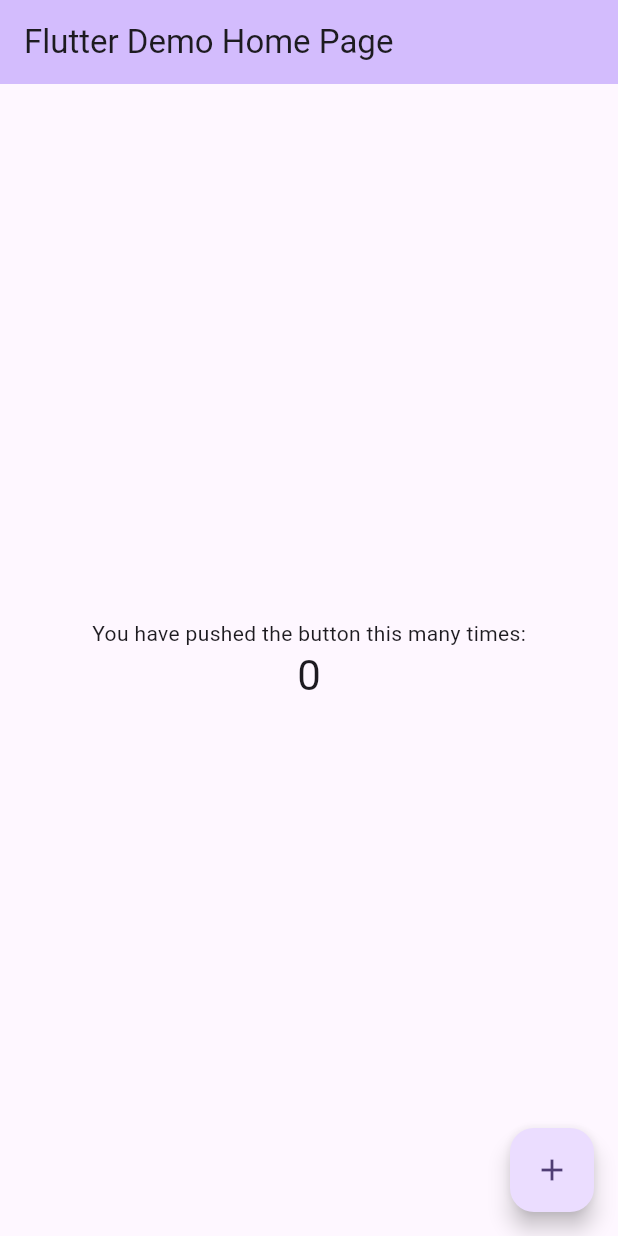
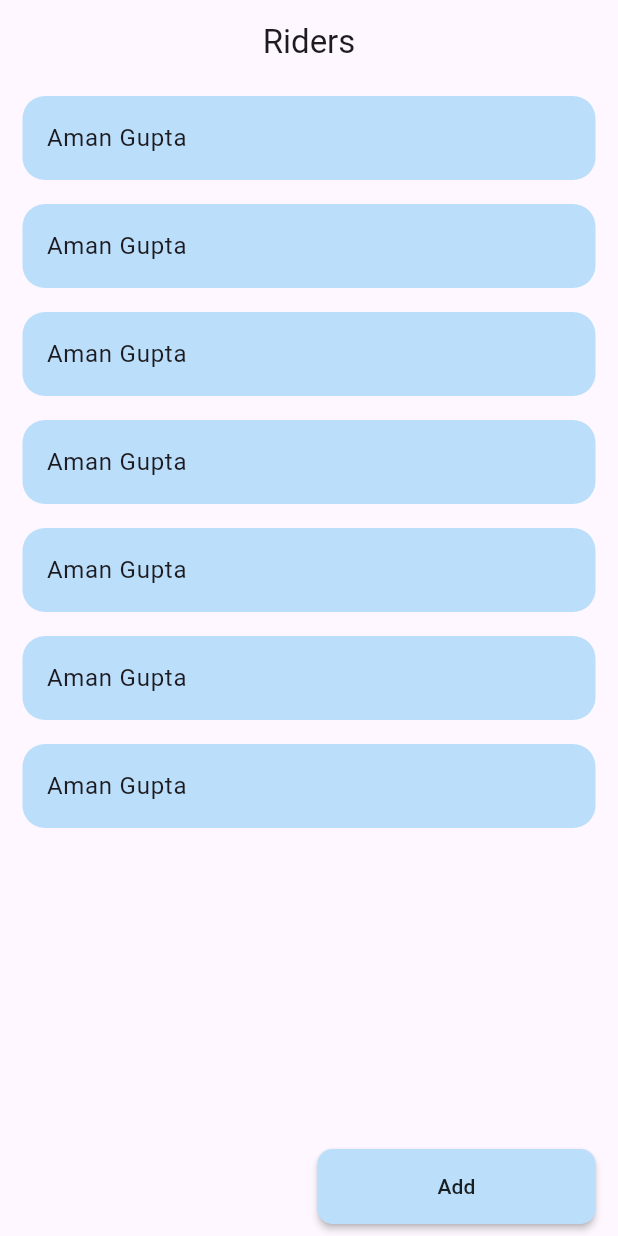
Before and after one commit to purveshxd/grow_simplee, a Flutter app: the screen it shows after launch, on a phone screen of 412 x 824 dp. Run offline on Flutter 3.47's test engine with Material 2 defaults, Android fonts, the phone set to English and light mode, and no system bars; our stand-ins replace carousel_slider, flutter_riverpod.

Commit message:
routing done

```diff
--- /dev/null
+++ b/lib/constants/constants.dart
@@ -0,0 +1,26 @@
+import 'package:flutter/material.dart';
+import 'package:grow_simplee/screens/add_riders.dart';
+import 'package:grow_simplee/screens/rider_profile.dart';
+import 'package:grow_simplee/screens/riders_list.dart';
+import 'package:grow_simplee/screens/upload_documents.dart';
+
+class Constants {
+  List inputNames = [
+    "Name",
+    "Phone Number",
+    "Localities",
+    "Current Address",
+    "Current Pincode",
+    "Band Account Number",
+    "IFSC Number",
+  ];
+
+  Map<String, Widget Function(BuildContext)> routes = {
+    '/': (context) => const RiderLists(),
+    '/addRider': (context) => const AddRiders(),
+    '/uploadDocs': (context) => const UploadDocuments(),
+    '/riderProfile': (context) => const RiderProfile(),
+  };
+
+  // ListroutesStrings = [];
+}
--- a/lib/main.dart
+++ b/lib/main.dart
@@ -1,125 +1,23 @@
 import 'package:flutter/material.dart';
+import 'package:flutter_riverpod/flutter_riverpod.dart';
+import 'package:grow_simplee/constants/constants.dart';
 
 void main() {
-  runApp(const MyApp());
+  runApp(const ProviderScope(child: MyApp()));
 }
 
 class MyApp extends StatelessWidget {
   const MyApp({super.key});
-
-  // This widget is the root of your application.
   @override
   Widget build(BuildContext context) {
     return MaterialApp(
-      title: 'Flutter Demo',
+      initialRoute: '/',
+      routes: Constants().routes,
+      debugShowCheckedModeBanner: false,
       theme: ThemeData(
-        // This is the theme of your application.
-        //
-        // TRY THIS: Try running your application with "flutter run". You'll see
-        // the application has a blue toolbar. Then, without quitting the app,
-        // try changing the seedColor in the colorScheme below to Colors.green
-        // and then invoke "hot reload" (save your changes or press the "hot
-        // reload" button in a Flutter-supported IDE, or press "r" if you used
-        // the command line to start the app).
-        //
-        // Notice that the counter didn't reset back to zero; the application
-        // state is not lost during the reload. To reset the state, use hot
-        // restart instead.
-        //
-        // This works for code too, not just values: Most code changes can be
-        // tested with just a hot reload.
-        colorScheme: ColorScheme.fromSeed(seedColor: Colors.deepPurple),
         useMaterial3: true,
       ),
-      home: const MyHomePage(title: 'Flutter Demo Home Page'),
+      // home: const RiderLists(),
     );
   }
 }
-
-class MyHomePage extends StatefulWidget {
-  const MyHomePage({super.key, required this.title});
-
-  // This widget is the home page of your application. It is stateful, meaning
-  // that it has a State object (defined below) that contains fields that affect
-  // how it looks.
-
-  // This class is the configuration for the state. It holds the values (in this
-  // case the title) provided by the parent (in this case the App widget) and
-  // used by the build method of the State. Fields in a Widget subclass are
-  // always marked "final".
-
-  final String title;
-
-  @override
-  State<MyHomePage> createState() => _MyHomePageState();
-}
-
-class _MyHomePageState extends State<MyHomePage> {
-  int _counter = 0;
-
-  void _incrementCounter() {
-    setState(() {
-      // This call to setState tells the Flutter framework that something has
-      // changed in this State, which causes it to rerun the build method below
-      // so that the display can reflect the updated values. If we changed
-      // _counter without calling setState(), then the build method would not be
-      // called again, and so nothing would appear to happen.
-      _counter++;
-    });
-  }
-
-  @override
-  Widget build(BuildContext context) {
-    // This method is rerun every time setState is called, for instance as done
-    // by the _incrementCounter method above.
-    //
-    // The Flutter framework has been optimized to make rerunning build methods
-    // fast, so that you can just rebuild anything that needs updating rather
-    // than having to individually change instances of widgets.
-    return Scaffold(
-      appBar: AppBar(
-        // TRY THIS: Try changing the color here to a specific color (to
-        // Colors.amber, perhaps?) and trigger a hot reload to see the AppBar
-        // change color while the other colors stay the same.
-        backgroundColor: Theme.of(context).colorScheme.inversePrimary,
-        // Here we take the value from the MyHomePage object that was created by
-        // the App.build method, and use it to set our appbar title.
-        title: Text(widget.title),
-      ),
-      body: Center(
-        // Center is a layout widget. It takes a single child and positions it
-        // in the middle of the parent.
-        child: Column(
-          // Column is also a layout widget. It takes a list of children and
-          // arranges them vertically. By default, it sizes itself to fit its
-          // children horizontally, and tries to be as tall as its parent.
-          //
-          // Column has various properties to control how it sizes itself and
-          // how it positions its children. Here we use mainAxisAlignment to
-          // center the children vertically; the main axis here is the vertical
-          // axis because Columns are vertical (the cross axis would be
-          // horizontal).
-          //
-          // TRY THIS: Invoke "debug painting" (choose the "Toggle Debug Paint"
-          // action in the IDE, or press "p" in the console), to see the
-          // wireframe for each widget.
-          mainAxisAlignment: MainAxisAlignment.center,
-          children: <Widget>[
-            const Text(
-              'You have pushed the button this many times:',
-            ),
-            Text(
-              '$_counter',
-              style: Theme.of(context).textTheme.headlineMedium,
-            ),
-          ],
-        ),
-      ),
-      floatingActionButton: FloatingActionButton(
-        onPressed: _incrementCounter,
-        tooltip: 'Increment',
-        child: const Icon(Icons.add),
-      ), // This trailing comma makes auto-formatting nicer for build methods.
-    );
-  }
-}
--- /dev/null
+++ b/lib/screens/riders_list.dart
@@ -0,0 +1,35 @@
+import 'package:flutter/material.dart';
+import 'package:grow_simplee/widgets/custom_button.dart';
+import 'package:grow_simplee/widgets/rider_list_tile.dart';
+
+class RiderLists extends StatelessWidget {
+  const RiderLists({super.key});
+
+  @override
+  Widget build(BuildContext context) {
+    return Scaffold(
+      appBar: AppBar(
+        centerTitle: true,
+        title: const Text('Riders'),
+      ),
+      body: ListView.builder(
+        itemCount: 7,
+        itemBuilder: (context, index) => const RiderListTile(),
+      ),
+      bottomNavigationBar:  Padding(
+        padding: const EdgeInsets.symmetric(horizontal: 15.0, vertical: 8),
+        child: Row(
+          mainAxisAlignment: MainAxisAlignment.end,
+          // mainAxisSize: MainAxisSize.max,
+          children: [
+            CustomButton(
+              label: "Add",
+              null,
+              navigateTo: () => Navigator.pushNamed(context, '/addRider'),
+            )
+          ],
+        ),
+      ),
+    );
+  }
+}
--- /dev/null
+++ b/lib/widgets/custom_button.dart
@@ -0,0 +1,27 @@
+// ignore_for_file: public_member_api_docs, sort_constructors_first
+import 'package:flutter/material.dart';
+
+class CustomButton extends StatelessWidget {
+  final String label;
+  final color;
+  final void Function()? navigateTo;
+  const CustomButton(
+    this.color, {
+    Key? key,
+    required this.label,
+    required this.navigateTo,
+  }) : super(key: key);
+
+  @override
+  Widget build(BuildContext context) {
+    final double width = MediaQuery.of(context).size.width;
+    return MaterialButton(
+      minWidth: width / 100 * 45,
+      height: 50,
+      shape: RoundedRectangleBorder(borderRadius: BorderRadius.circular(10)),
+      color: color ?? Colors.blue.shade100,
+      onPressed: navigateTo,
+      child: Text(label),
+    );
+  }
+}
--- /dev/null
+++ b/lib/widgets/rider_list_tile.dart
@@ -0,0 +1,26 @@
+import 'package:flutter/material.dart';
+import 'package:grow_simplee/screens/rider_profile.dart';
+
+class RiderListTile extends StatelessWidget {
+  const RiderListTile({super.key});
+
+  @override
+  Widget build(BuildContext context) {
+    return Padding(
+      padding: const EdgeInsets.symmetric(horizontal: 15, vertical: 8),
+      child: InkWell(
+        onTap: () => Navigator.push(
+            context,
+            MaterialPageRoute(
+              builder: (context) => const RiderProfile(),
+            )),
+        child: ListTile(
+          title: const Text("Aman Gupta"),
+          shape:
+              RoundedRectangleBorder(borderRadius: BorderRadius.circular(15)),
+          tileColor: Colors.blue.shade100,
+        ),
+      ),
+    );
+  }
+}
--- a/pubspec.yaml
+++ b/pubspec.yaml
@@ -35,6 +35,9 @@ dependencies:
   # The following adds the Cupertino Icons font to your application.
   # Use with the CupertinoIcons class for iOS style icons.
   cupertino_icons: ^1.0.2
+  image_picker: ^0.8.7+5
+  carousel_slider: ^4.2.1
+  flutter_riverpod: ^2.3.6
 
 dev_dependencies:
   flutter_test:
```
Also changed, not shown: lib/screens/add_riders.dart (added, +42 -0 lines), lib/screens/rider_profile.dart (added, +62 -0 lines), lib/screens/upload_documents.dart (added, +54 -0 lines), lib/widgets/custom_text_fields.dart (added, +27 -0 lines), lib/widgets/document_upload_fields.dart (added, +39 -0 lines), lib/widgets/info_display_widget.dart (added, +24 -0 lines), pubspec.lock.
